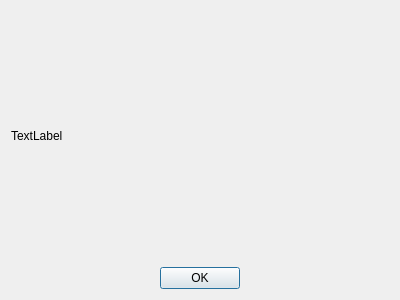
Before: the Qt Designer form Dialoge/Gefahrensymbol.ui in tuxmaster/Warntafel, drawn with Qt 5.
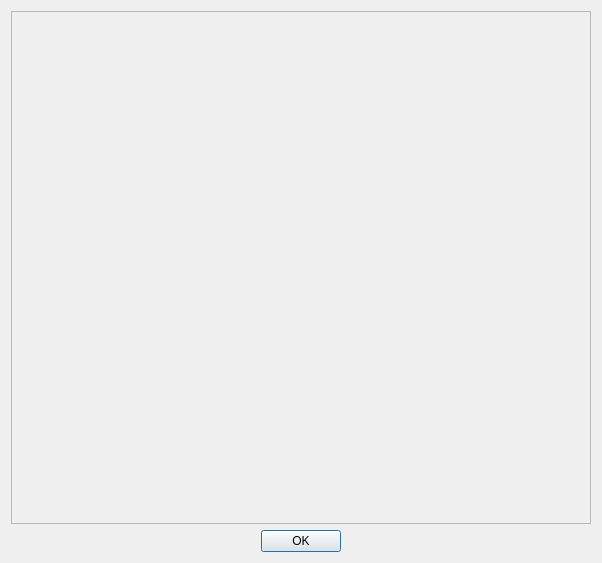
After: the same form once the commit is applied. Icons and pictures are not drawn.

Commit message: - Das Große Symbol wird jetzt vom SVG Modul angezeigt -> bessere Auflösung.

```diff
--- a/Dialoge/Gefahrensymbol.ui
+++ b/Dialoge/Gefahrensymbol.ui
@@ -10,8 +10,8 @@
    <rect>
     <x>0</x>
     <y>0</y>
-    <width>400</width>
-    <height>300</height>
+    <width>602</width>
+    <height>563</height>
    </rect>
   </property>
   <property name="windowTitle">
@@ -23,9 +23,12 @@
   </property>
   <layout class="QVBoxLayout" name="verticalLayout">
    <item>
-    <widget class="QLabel" name="Symbol">
-     <property name="text">
-      <string>TextLabel</string>
+    <widget class="QFrame" name="Symbolrahmen">
+     <property name="frameShape">
+      <enum>QFrame::StyledPanel</enum>
+     </property>
+     <property name="frameShadow">
+      <enum>QFrame::Raised</enum>
      </property>
     </widget>
    </item>
```
The commit also changes 4 other files.
